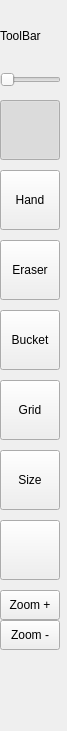
First picture: the form in toolbar.ui, repository BrandonWortmann/SpriteEditor, before the edit.
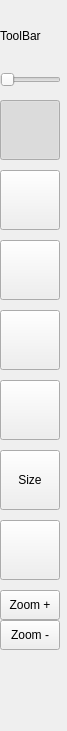
Second picture: the form after the edit.

What changed in the file:
```diff
--- a/toolbar.ui
+++ b/toolbar.ui
@@ -23,7 +23,7 @@
     </rect>
    </property>
    <property name="text">
-    <string>Bucket</string>
+    <string/>
    </property>
    <property name="checkable">
     <bool>true</bool>
@@ -39,7 +39,7 @@
     </rect>
    </property>
    <property name="text">
-    <string>Grid</string>
+    <string/>
    </property>
    <property name="checkable">
     <bool>true</bool>
@@ -55,7 +55,7 @@
     </rect>
    </property>
    <property name="text">
-    <string>Eraser</string>
+    <string/>
    </property>
    <property name="checkable">
     <bool>true</bool>
@@ -71,7 +71,7 @@
     </rect>
    </property>
    <property name="text">
-    <string>Hand</string>
+    <string/>
    </property>
    <property name="checkable">
     <bool>true</bool>
```
